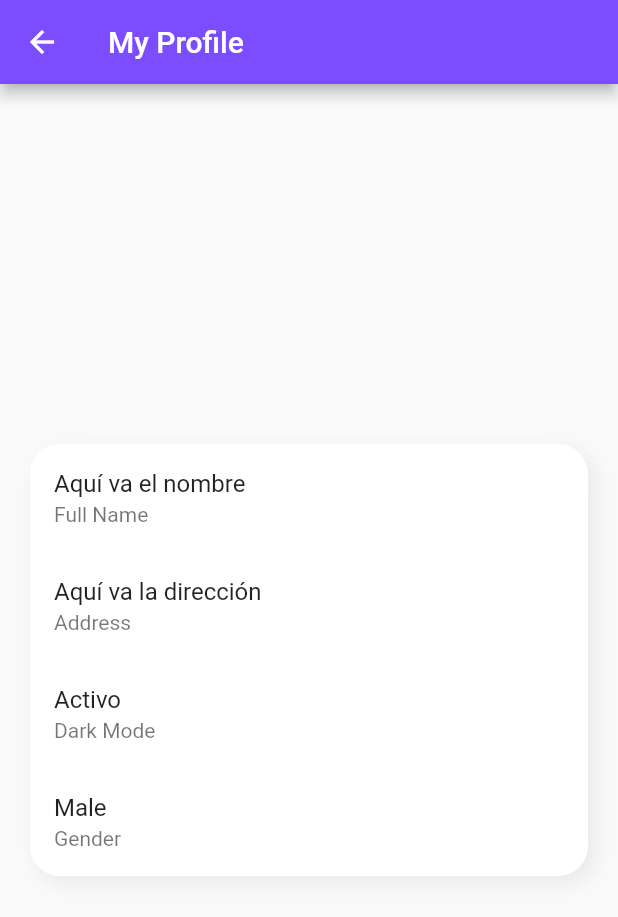
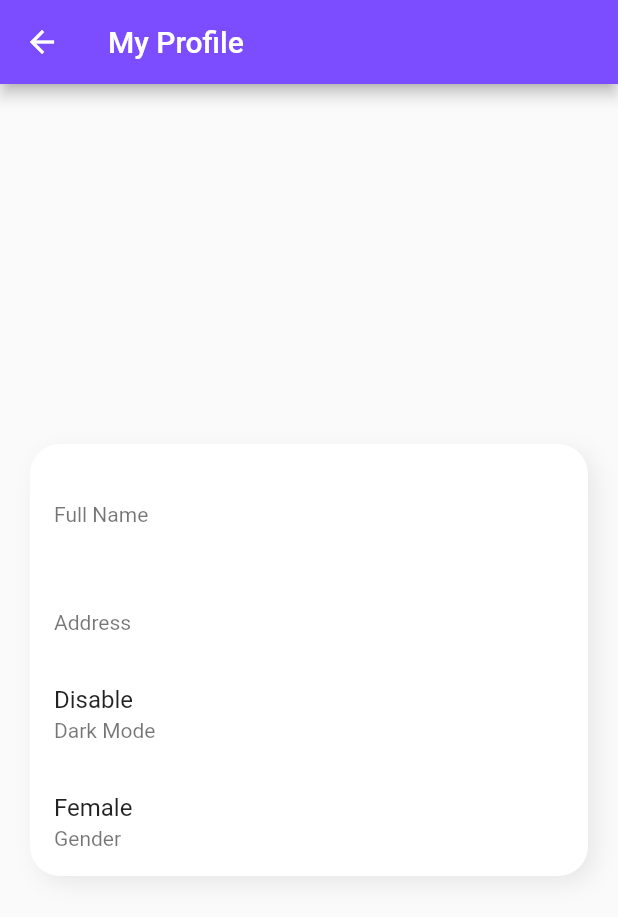
Before and after one commit to dafm10/flutter_codigo4_sharedpref, a Flutter app: the screen it shows after launch, in the side drawer, after a tap on "My Profile", on a phone screen of 412 x 824 dp. Shown: the top 917 px of the screen. Run offline on Flutter 3.47's test engine with Material 2 defaults, Android fonts, the phone set to English and light mode, and no system bars; our stand-ins replace google_fonts, shared_preferences; network calls fail.

Commit message:
Profile Page - GetData

```diff
--- a/lib/pages/profile_page.dart
+++ b/lib/pages/profile_page.dart
@@ -1,6 +1,6 @@
-
 
 import 'package:flutter/material.dart';
+import 'package:shared_preferences/shared_preferences.dart';
 
 class ProfilePage extends StatefulWidget {
   const ProfilePage({Key? key}) : super(key: key);
@@ -10,6 +10,30 @@ class ProfilePage extends StatefulWidget {
 }
 
 class _ProfilePageState extends State<ProfilePage> {
+
+  String fullName = "";
+  String address = "";
+  int gender = 0;
+  bool darkMode = false;
+
+  getDataRegister() async {
+    SharedPreferences _data = await SharedPreferences.getInstance();
+    fullName = _data.getString("fullName") ?? "";
+    address = _data.getString("address") ?? "";
+    gender = _data.getInt("gender") ?? 0;
+    darkMode = _data.getBool("darkMode") ?? false;
+    setState(() {
+
+    });
+  }
+
+  @override
+  void initState() {
+    // TODO: implement initState
+    super.initState();
+    getDataRegister();
+  }
+
   @override
   Widget build(BuildContext context) {
     return Scaffold(
@@ -32,22 +56,23 @@ class _ProfilePageState extends State<ProfilePage> {
             ],
           ),
           child: Column(
+            // para que se adapte al tamaño de sus hijos
             mainAxisSize: MainAxisSize.min,
             children: [
               ListTile(
-                title: Text("Aquí va el nombre",),
+                title: Text(fullName),
                 subtitle: Text("Full Name",),
               ),
               ListTile(
-                title: Text("Aquí va la dirección",),
+                title: Text(address),
                 subtitle: Text("Address",),
               ),
               ListTile(
-                title: Text("Activo",),
+                title: darkMode == true ? Text("Enable") : Text("Disable"),
                 subtitle: Text("Dark Mode",),
               ),
               ListTile(
-                title: Text("Male",),
+                title: gender == 1 ? Text("Male") : Text("Female"),
                 subtitle: Text("Gender",),
               ),
             ],
--- a/lib/pages/register_page.dart
+++ b/lib/pages/register_page.dart
@@ -20,12 +20,6 @@ class _RegisterPageState extends State<RegisterPage> {
   // siempre que usemos inputs debemos controlarlos
   TextEditingController fullNameControlled = TextEditingController();
   TextEditingController addressControlled = TextEditingController();
-
-  @override
-  void initState() {
-    // TODO: implement initState
-    super.initState();
-  }
 
   saveDataRegister() async {
     SharedPreferences _data = await SharedPreferences.getInstance();
```
